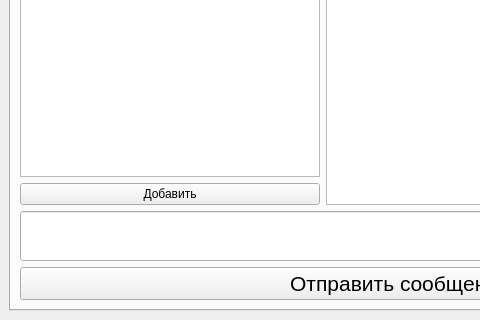
Before: the Qt Designer form client/client.ui in YFender/Messenger, drawn with Qt 5; both pictures show x 0 to 480 and y 280 to 600 of the 800 by 600 pixel window.
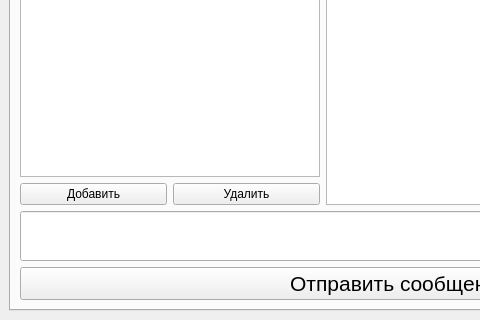
After: the same form once the commit is applied.

What changed in the file:
```diff
--- a/client/client.ui
+++ b/client/client.ui
@@ -75,13 +75,6 @@
             </property>
            </widget>
           </item>
-          <item row="2" column="2" colspan="2">
-           <widget class="QPushButton" name="pushButton_add_user">
-            <property name="text">
-             <string>Добавить</string>
-            </property>
-           </widget>
-          </item>
           <item row="0" column="4" rowspan="3" colspan="3">
            <widget class="QTextBrowser" name="textBrowser_chat">
             <property name="html">
@@ -123,6 +116,20 @@
             </property>
            </widget>
           </item>
+          <item row="2" column="2">
+           <widget class="QPushButton" name="pushButton_add_user">
+            <property name="text">
+             <string>Добавить</string>
+            </property>
+           </widget>
+          </item>
+          <item row="2" column="3">
+           <widget class="QPushButton" name="pushButton_delete_user">
+            <property name="text">
+             <string>Удалить</string>
+            </property>
+           </widget>
+          </item>
          </layout>
         </widget>
         <widget class="QWidget" name="tab_settings">
```
